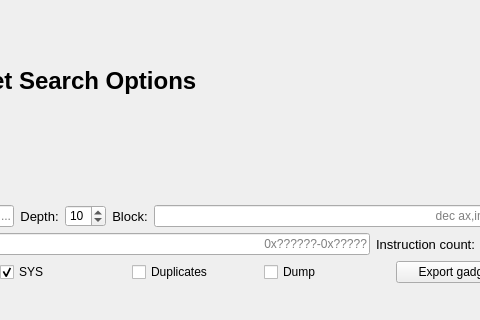
Old version of the form modules/ui/mainwindow.ui in the repository elbee-cyber/RopView; both pictures show x 671 to 1151 and y 449 to 769 of the 1468 by 769 pixel window.
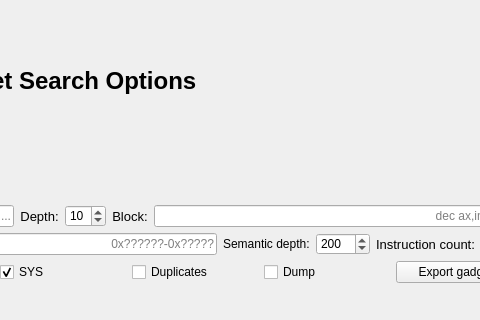
New version of the form. The open tabs and pages were chosen to show the change.

```diff
--- a/modules/ui/mainwindow.ui
+++ b/modules/ui/mainwindow.ui
@@ -1335,6 +1335,29 @@
                  </property>
                 </widget>
                </item>
+               <item>
+                <widget class="QLabel" name="label_4">
+                 <property name="toolTip">
+                  <string>The depth semantic search uses to limit exhaustion</string>
+                 </property>
+                 <property name="text">
+                  <string>Semantic depth:</string>
+                 </property>
+                </widget>
+               </item>
+               <item>
+                <widget class="QSpinBox" name="semanticBox">
+                 <property name="toolTip">
+                  <string>The depth semantic search uses to limit exhaustion</string>
+                 </property>
+                 <property name="maximum">
+                  <number>1000</number>
+                 </property>
+                 <property name="value">
+                  <number>200</number>
+                 </property>
+                </widget>
+               </item>
                <item>
                 <widget class="QLabel" name="instcntLabel">
                  <property name="font">
```
